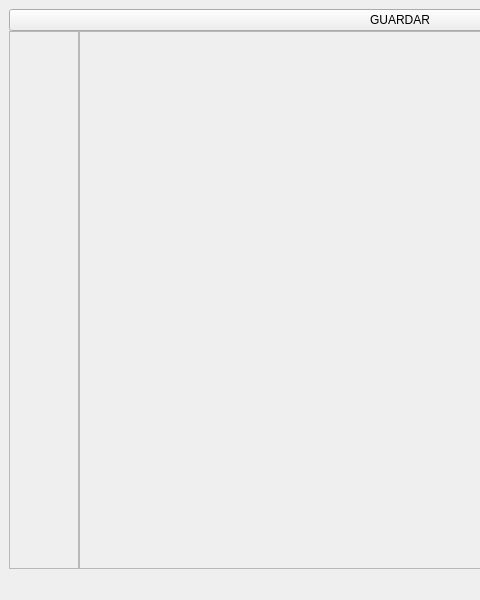
fernandezfacu/Remake-Counter-Strike-2D, file src/editor/game_editor.ui: the form before one commit; both pictures show x 0 to 480 and y 0 to 600 of the 800 by 600 pixel window.
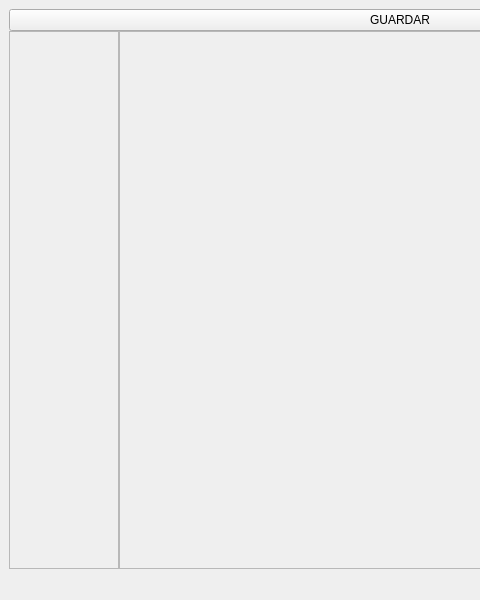
The form after the commit.

The edit to the form file:
```diff
--- a/src/editor/game_editor.ui
+++ b/src/editor/game_editor.ui
@@ -49,11 +49,17 @@
           <item>
            <widget class="QScrollArea" name="scrollArea">
             <property name="sizePolicy">
-             <sizepolicy hsizetype="Minimum" vsizetype="Minimum">
+             <sizepolicy hsizetype="MinimumExpanding" vsizetype="MinimumExpanding">
               <horstretch>0</horstretch>
               <verstretch>0</verstretch>
              </sizepolicy>
             </property>
+            <property name="maximumSize">
+             <size>
+              <width>110</width>
+              <height>16777215</height>
+             </size>
+            </property>
             <property name="horizontalScrollBarPolicy">
              <enum>Qt::ScrollBarAlwaysOff</enum>
             </property>
@@ -68,13 +74,38 @@
               <rect>
                <x>0</x>
                <y>0</y>
-               <width>68</width>
+               <width>108</width>
                <height>506</height>
               </rect>
              </property>
+             <property name="sizePolicy">
+              <sizepolicy hsizetype="Expanding" vsizetype="Expanding">
+               <horstretch>0</horstretch>
+               <verstretch>0</verstretch>
+              </sizepolicy>
+             </property>
              <layout class="QVBoxLayout" name="verticalLayout_2">
+              <property name="sizeConstraint">
+               <enum>QLayout::SetDefaultConstraint</enum>
+              </property>
+              <property name="topMargin">
+               <number>1</number>
+              </property>
+              <property name="bottomMargin">
+               <number>1</number>
+              </property>
               <item>
-               <layout class="QVBoxLayout" name="block_list"/>
+               <layout class="QVBoxLayout" name="block_list">
+                <property name="leftMargin">
+                 <number>0</number>
+                </property>
+                <property name="topMargin">
+                 <number>1</number>
+                </property>
+                <property name="bottomMargin">
+                 <number>1</number>
+                </property>
+               </layout>
               </item>
              </layout>
             </widget>
@@ -102,7 +133,7 @@
               <rect>
                <x>0</x>
                <y>0</y>
-               <width>702</width>
+               <width>662</width>
                <height>506</height>
               </rect>
              </property>
```
